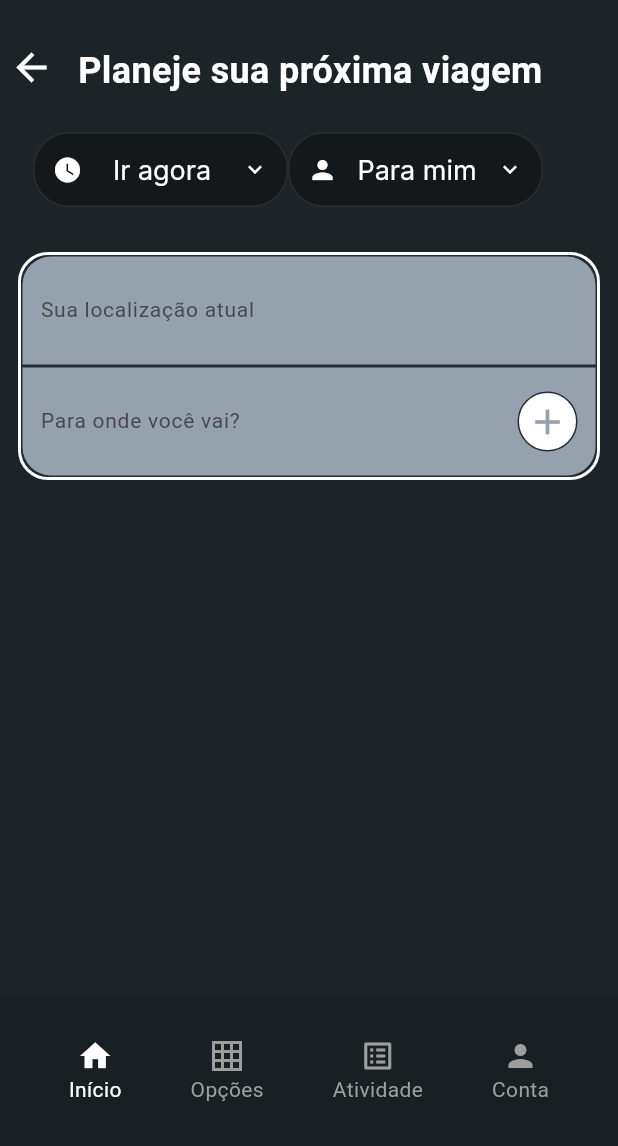
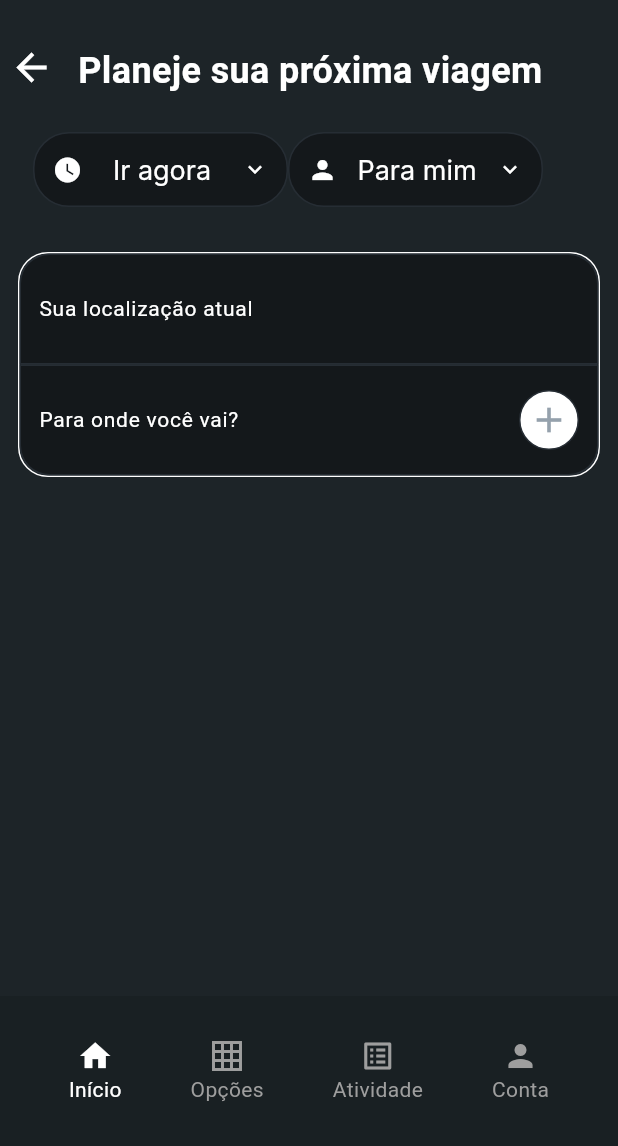
Before and after one commit to iagomauricioo/uber-5p-flutter, a Flutter app: the screen it shows after launch, on a phone screen of 412 x 824 dp, the part 90-1236 px from its top. Run offline on Flutter 3.47's test engine with Material 3 defaults, Android fonts, the phone set to English and light mode, and no system bars; our stand-ins replace font_awesome_flutter; Roboto replaces fonts that are missing (Inter).

Commit message:
Corrigindo cores do input + corrigindo navbar que tava errado a sequência

```diff
--- a/lib/widget/app_footer.dart
+++ b/lib/widget/app_footer.dart
@@ -54,18 +54,18 @@ class _AppFooterState extends State<AppFooter> {
           BottomNavItem(
               icon: Icons.grid_on_sharp,
               label: 'Opções',
+              selected: widget.currentIndex == 1,
+              onTap: () => _onItemTapped(1)),
+          BottomNavItem(
+              icon: Icons.list_alt,
+              label: 'Atividade',
               selected: widget.currentIndex == 2,
               onTap: () => _onItemTapped(2)),
           BottomNavItem(
-              icon: Icons.list_alt,
-              label: 'Atividade',
+              icon: Icons.person,
+              label: 'Conta',
               selected: widget.currentIndex == 3,
               onTap: () => _onItemTapped(3)),
-          BottomNavItem(
-              icon: Icons.person,
-              label: 'Conta',
-              selected: widget.currentIndex == 4,
-              onTap: () => _onItemTapped(4)),
         ],
       ),
     );
--- a/lib/widget/input_solicitar_viagem.dart
+++ b/lib/widget/input_solicitar_viagem.dart
@@ -2,11 +2,35 @@ import 'package:flutter/material.dart';
 
 import '../themes/CustomTheme.dart';
 
-class InputSolicitarViagem extends StatelessWidget {
+class InputSolicitarViagem extends StatefulWidget {
+
+  InputSolicitarViagem({super.key});
+
+  @override
+  State<InputSolicitarViagem> createState() => _InputSolicitarViagemState();
+}
+
+class _InputSolicitarViagemState extends State<InputSolicitarViagem> {
   final TextEditingController textController1 = TextEditingController();
   final TextEditingController textController2 = TextEditingController();
+  final FocusNode destinoFocusNode = FocusNode();
 
-  InputSolicitarViagem({super.key});
+  @override
+  void initState() {
+    super.initState();
+    // Dá foco automático no segundo campo após o build
+    WidgetsBinding.instance.addPostFrameCallback((_) {
+      destinoFocusNode.requestFocus();
+    });
+  }
+
+  @override
+  void dispose() {
+    textController1.dispose();
+    textController2.dispose();
+    destinoFocusNode.dispose();
+    super.dispose();
+  }
 
   @override
   Widget build(BuildContext context) {
@@ -17,7 +41,7 @@ class InputSolicitarViagem extends StatelessWidget {
           borderRadius: BorderRadius.circular(20),
           border: Border.all(
             color: CustomTheme.primaryText,
-            width: 2,
+            width: 1,
           ),
         ),
         child: Column(
@@ -27,7 +51,7 @@ class InputSolicitarViagem extends StatelessWidget {
             Container(
               width: double.infinity,
               decoration: BoxDecoration(
-                color: CustomTheme.secondaryText,
+                color: CustomTheme.secondaryBackground,
                 borderRadius:
                     const BorderRadius.vertical(top: Radius.circular(20)),
                 border: Border.all(
@@ -40,16 +64,17 @@ class InputSolicitarViagem extends StatelessWidget {
                 controller: textController1,
                 decoration: const InputDecoration(
                   hintText: 'Sua localização atual',
+                  hintStyle: TextStyle(color: CustomTheme.primaryText),
                   border: InputBorder.none,
                 ),
-                style: const TextStyle(fontSize: 14),
+                style: const TextStyle(fontSize: 14, color: CustomTheme.primaryText),
               ),
             ),
             // Campo "Para onde você vai?" com ícone "+"
             Container(
               width: double.infinity,
               decoration: BoxDecoration(
-                color: CustomTheme.secondaryText,
+                color: CustomTheme.secondaryBackground,
                 borderRadius:
                     const BorderRadius.vertical(bottom: Radius.circular(20)),
                 border: Border.all(
@@ -65,9 +90,10 @@ class InputSolicitarViagem extends StatelessWidget {
                       controller: textController2,
                       decoration: const InputDecoration(
                         hintText: 'Para onde você vai?',
+                        hintStyle: TextStyle(color: CustomTheme.primaryText),
                         border: InputBorder.none,
                       ),
-                      style: const TextStyle(fontSize: 14),
+                      style: const TextStyle(fontSize: 14, color: CustomTheme.primaryText),
                     ),
                   ),
                   Container(
```
